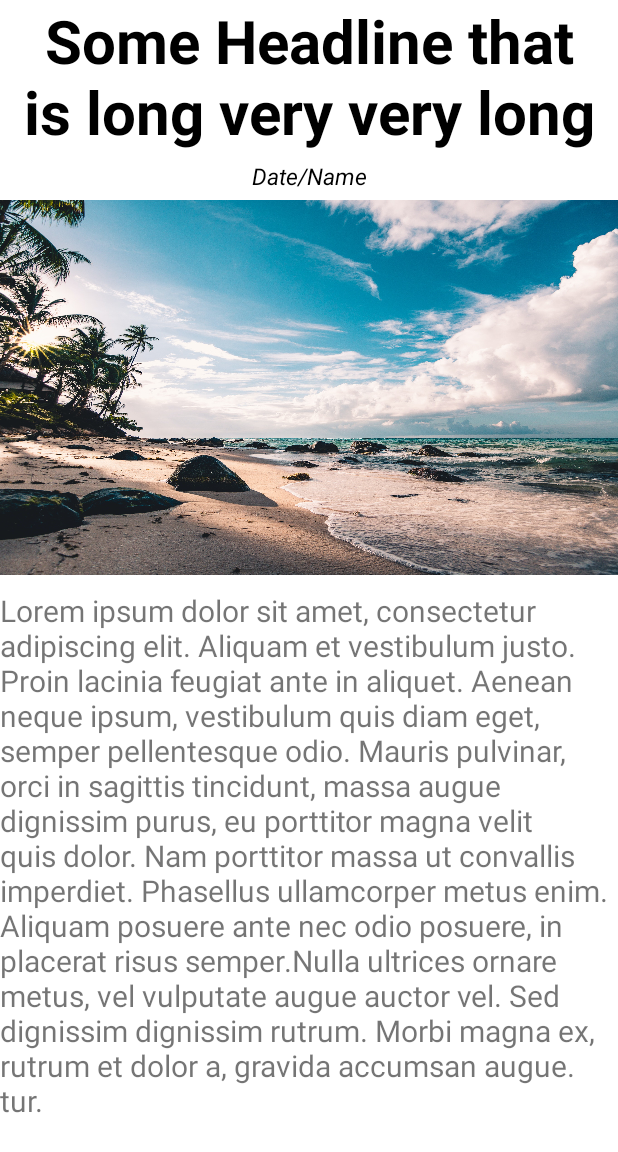
After one commit to rajoshich/SomeGoodNews, an Android app: the layout newsarticle_fragment.xml on its own in the app's theme, with its tools: preview values and no code run, on a phone screen of 412 x 824 dp. The commit adds this screen. Shown: the top 1152 px of the screen. Run offline under Robolectric (Android 15) with nearby library versions, the phone set to English and light mode, and no system bars.

Commit message:
layout for article added

```diff
--- /dev/null
+++ b/app/src/main/java/com/example/somegoodnews/Fragments/NewsArticleFragment.kt
@@ -0,0 +1,4 @@
+package com.example.somegoodnews.Fragments
+
+class NewsArticleFragment {
+}
--- /dev/null
+++ b/app/src/main/res/layout/newsarticle_fragment.xml
@@ -0,0 +1,70 @@
+<?xml version="1.0" encoding="utf-8"?>
+<androidx.constraintlayout.widget.ConstraintLayout xmlns:android="http://schemas.android.com/apk/res/android"
+    android:layout_width="match_parent"
+    android:layout_height="match_parent"
+    xmlns:tools="http://schemas.android.com/tools"
+    xmlns:app="http://schemas.android.com/apk/res-auto"
+    android:background="@color/white">
+    <LinearLayout
+        android:layout_width="match_parent"
+        android:layout_height="0dp"
+        android:layout_weight="2.5"
+        android:gravity="center_horizontal"
+        android:orientation="vertical">
+
+        <TextView
+            android:id="@+id/tvFullArticleHeadline"
+            android:layout_width="match_parent"
+            android:layout_height="wrap_content"
+            tools:text="Some Headline that is long very very long"
+            app:layout_constraintLeft_toLeftOf="parent"
+            app:layout_constraintRight_toRightOf="parent"
+            app:layout_constraintTop_toTopOf="parent"
+            android:textSize="40sp"
+            android:textStyle="bold"
+            android:fontFamily="sans-serif"
+            android:textColor="@color/black"
+            android:gravity="center"
+            android:breakStrategy="balanced"
+            />
+        <TextView
+            android:id="@+id/tvAuthor"
+            android:layout_width="match_parent"
+            android:layout_height="wrap_content"
+            android:layout_marginTop="5dp"
+            android:breakStrategy="balanced"
+            android:fontFamily="sans-serif"
+            android:gravity="center"
+            android:textColor="@color/black"
+            android:textStyle="italic"
+            android:textSize="15sp"
+            app:layout_constraintHorizontal_bias="0.0"
+            app:layout_constraintLeft_toLeftOf="parent"
+            app:layout_constraintRight_toRightOf="parent"
+            app:layout_constraintTop_toBottomOf="@+id/tvFullArticleHeadline"
+            tools:text="Date/Name" />
+
+        <ImageView
+            android:id="@+id/imgArticlePicture"
+            android:layout_width="match_parent"
+            android:layout_height="250dp"
+            android:layout_marginTop="5dp"
+            android:background="@null"
+            android:foreground="?selectableItemBackground"
+            android:scaleType="fitXY"
+            android:src="@drawable/stock_photo"
+            app:layout_constraintLeft_toLeftOf="parent"
+            app:layout_constraintRight_toRightOf="parent"
+            app:layout_constraintTop_toBottomOf="@id/tvAuthor" />
+
+        <TextView
+            android:id="@+id/tvArticleContent"
+            android:layout_width="match_parent"
+            android:layout_height="wrap_content"
+            android:text="@string/fake_content"
+            android:layout_marginTop="10dp"
+            android:textSize="20sp"/>
+
+    </LinearLayout>
+
+</androidx.constraintlayout.widget.ConstraintLayout>
--- a/app/src/main/res/values/strings.xml
+++ b/app/src/main/res/values/strings.xml
@@ -8,4 +8,11 @@
     <!-- TODO: Remove or change this placeholder text -->
     <string name="hello_blank_fragment">Hello blank fragment</string>
     <string name="signed_out">Signed Out</string>
+    <string name="fake_content">Lorem ipsum dolor sit amet, consectetur adipiscing elit. Aliquam et vestibulum justo.
+        Proin lacinia feugiat ante in aliquet. Aenean neque ipsum, vestibulum quis diam eget, semper pellentesque odio.
+        Mauris pulvinar, orci in sagittis tincidunt, massa augue dignissim purus, eu porttitor magna velit quis dolor.
+        Nam porttitor massa ut convallis imperdiet. Phasellus ullamcorper metus enim. Aliquam posuere ante nec odio posuere,
+        in placerat risus semper.Nulla ultrices ornare metus, vel vulputate augue auctor vel. Sed dignissim dignissim rutrum.
+        Morbi magna ex, rutrum et dolor a, gravida accumsan augue. tur.
+    </string>
 </resources>
```
